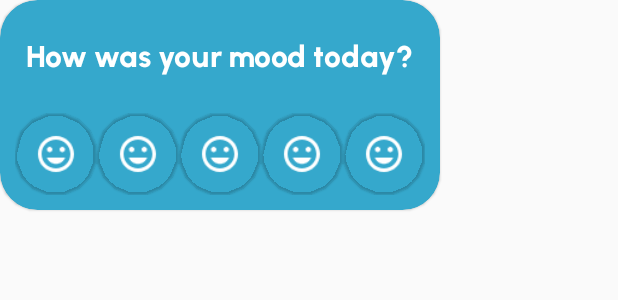
After one commit to Abijith-v/Diary, an Android app: the layout mood_emoji_dialog.xml on its own in the app's theme, with its tools: preview values and no code run, on a phone screen of 412 x 824 dp. The commit adds this screen. Shown: the top 300 px of the screen. Run offline under Robolectric (Android 15) with nearby library versions, the phone set to English and light mode, and no system bars.

Commit message:
added search feature and emojis to represent mood of journal

```diff
--- /dev/null
+++ b/app/src/main/res/drawable/sample_emoji.xml
@@ -0,0 +1,5 @@
+<vector android:height="24dp" android:tint="#FFFFFF"
+    android:viewportHeight="24" android:viewportWidth="24"
+    android:width="24dp" xmlns:android="http://schemas.android.com/apk/res/android">
+    <path android:fillColor="@android:color/white" android:pathData="M11.99,2C6.47,2 2,6.48 2,12s4.47,10 9.99,10C17.52,22 22,17.52 22,12S17.52,2 11.99,2zM12,20c-4.42,0 -8,-3.58 -8,-8s3.58,-8 8,-8 8,3.58 8,8 -3.58,8 -8,8zM15.5,11c0.83,0 1.5,-0.67 1.5,-1.5S16.33,8 15.5,8 14,8.67 14,9.5s0.67,1.5 1.5,1.5zM8.5,11c0.83,0 1.5,-0.67 1.5,-1.5S9.33,8 8.5,8 7,8.67 7,9.5 7.67,11 8.5,11zM12,17.5c2.33,0 4.31,-1.46 5.11,-3.5L6.89,14c0.8,2.04 2.78,3.5 5.11,3.5z"/>
+</vector>
--- /dev/null
+++ b/app/src/main/res/layout/mood_emoji_dialog.xml
@@ -0,0 +1,135 @@
+<?xml version="1.0" encoding="utf-8"?>
+<com.google.android.material.card.MaterialCardView xmlns:android="http://schemas.android.com/apk/res/android"
+    xmlns:app="http://schemas.android.com/apk/res-auto"
+    android:layout_width="wrap_content"
+    android:layout_height="wrap_content"
+    android:padding="10dp"
+    app:cardBackgroundColor="@color/bgcolor"
+    app:cardCornerRadius="25dp">
+
+    <RelativeLayout
+        android:layout_width="match_parent"
+        android:layout_height="match_parent">
+
+        <TextView
+            android:id="@+id/titleInEmojiDialog"
+            android:layout_width="wrap_content"
+            android:layout_height="wrap_content"
+            android:layout_centerHorizontal="true"
+            android:layout_marginTop="10dp"
+            android:padding="15dp"
+            android:text="How was your mood today?"
+            android:textColor="@color/white"
+            android:textSize="20sp" />
+
+        <LinearLayout
+            android:layout_width="wrap_content"
+            android:layout_height="wrap_content"
+            android:layout_below="@+id/titleInEmojiDialog"
+            android:layout_centerHorizontal="true"
+            android:orientation="horizontal"
+            android:padding="10dp">
+
+            <com.google.android.material.card.MaterialCardView
+                android:id="@+id/coolEmojiIcon"
+                android:layout_width="wrap_content"
+                android:layout_height="wrap_content"
+                android:backgroundTint="@android:color/transparent"
+                app:cardCornerRadius="40dp"
+                android:elevation="0dp"
+                app:rippleColor="@color/ripplecolor">
+
+                <ImageView
+                    android:layout_width="wrap_content"
+                    android:layout_height="wrap_content"
+                    android:layout_margin="10dp"
+                    android:padding="5dp"
+                    android:scaleX="1.2"
+                    android:scaleY="1.2"
+                    android:src="@drawable/sample_emoji" />
+
+            </com.google.android.material.card.MaterialCardView>
+
+            <com.google.android.material.card.MaterialCardView
+                android:id="@+id/happyEmojiIcon"
+                android:layout_width="wrap_content"
+                android:layout_height="wrap_content"
+                android:backgroundTint="@android:color/transparent"
+                app:cardCornerRadius="40dp"
+                android:elevation="0dp"
+                app:rippleColor="@color/ripplecolor">
+
+                <ImageView
+                    android:layout_width="wrap_content"
+                    android:layout_height="wrap_content"
+                    android:layout_margin="10dp"
+                    android:padding="5dp"
+                    android:scaleX="1.2"
+                    android:scaleY="1.2"
+                    android:src="@drawable/sample_emoji" />
+
+            </com.google.android.material.card.MaterialCardView>
+
+            <com.google.android.material.card.MaterialCardView
+                android:id="@+id/neutralEmojiIcon"
+                android:layout_width="wrap_content"
+                android:layout_height="wrap_content"
+                android:backgroundTint="@android:color/transparent"
+                app:cardCornerRadius="40dp"
+                app:rippleColor="@color/ripplecolor">
+
+                <ImageView
+                    android:layout_width="wrap_content"
+                    android:layout_height="wrap_content"
+                    android:layout_margin="10dp"
+                    android:padding="5dp"
+                    android:scaleX="1.2"
+                    android:scaleY="1.2"
+                    android:src="@drawable/sample_emoji" />
+
+            </com.google.android.material.card.MaterialCardView>
+
+            <com.google.android.material.card.MaterialCardView
+                android:id="@+id/sadEmojiIcon"
+                android:layout_width="wrap_content"
+                android:layout_height="wrap_content"
+                android:backgroundTint="@android:color/transparent"
+                app:cardCornerRadius="40dp"
+                app:rippleColor="@color/ripplecolor">
+
+                <ImageView
+                    android:layout_width="wrap_content"
+                    android:layout_height="wrap_content"
+                    android:layout_margin="10dp"
+                    android:padding="5dp"
+                    android:scaleX="1.2"
+                    android:scaleY="1.2"
+                    android:src="@drawable/sample_emoji" />
+
+            </com.google.android.material.card.MaterialCardView>
+
+            <com.google.android.material.card.MaterialCardView
+                android:id="@+id/angryEmojiIcon"
+                android:layout_width="wrap_content"
+                android:layout_height="wrap_content"
+                android:backgroundTint="@android:color/transparent"
+                app:cardCornerRadius="40dp"
+                app:rippleColor="@color/ripplecolor">
+
+                <ImageView
+                    android:layout_width="wrap_content"
+                    android:layout_height="wrap_content"
+                    android:layout_margin="10dp"
+                    android:padding="5dp"
+                    android:scaleX="1.2"
+                    android:scaleY="1.2"
+                    android:src="@drawable/sample_emoji" />
+
+            </com.google.android.material.card.MaterialCardView>
+
+        </LinearLayout>
+
+    </RelativeLayout>
+
+
+</com.google.android.material.card.MaterialCardView>
```
Also changed, not shown: app/src/main/java/com/example/diary/database/MainAdapter.java (+60 -7 lines), app/src/main/java/com/example/diary/database/MainData.java (+11 -0 lines), app/src/main/java/com/example/diary/frags/homeFrag.java (+75 -8 lines), app/src/main/java/com/example/diary/makeJournal.java (+122 -40 lines), app/src/main/res/layout/fragment_home.xml (+28 -1 lines), app/src/main/res/layout/home_list_singleitem.xml (+11 -0 lines).
